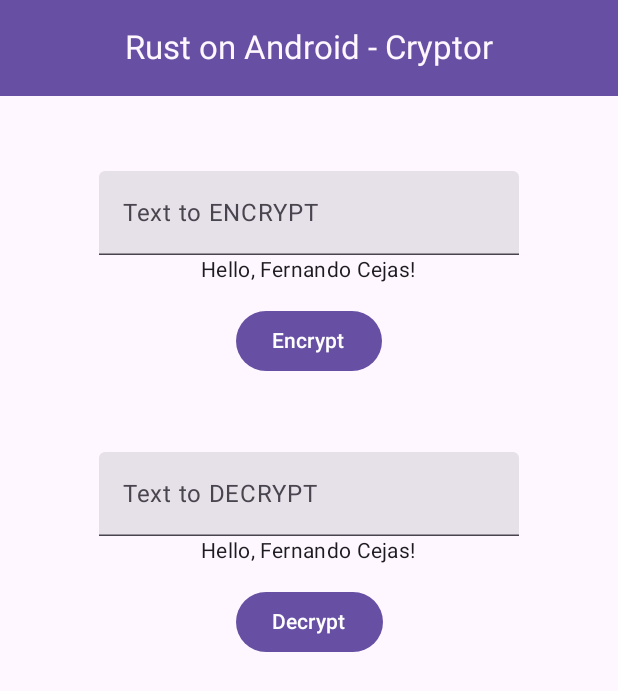
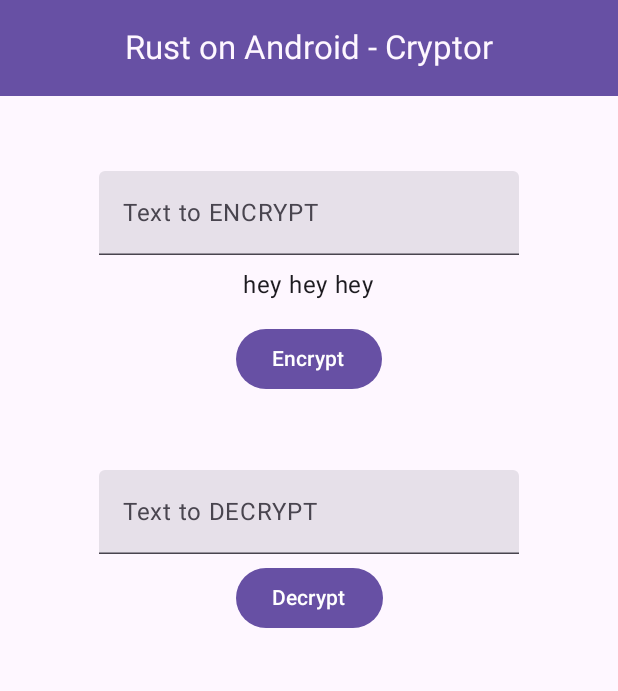
Before and after one commit to android10/Rust-Cross-Platform-Development, an Android app built with Jetpack Compose: the screen it shows after launch (MainActivity), after a tap on "Encrypt", on a phone screen of 412 x 824 dp. Shown: the top 691 px of the screen. Run offline under Robolectric (Android 15) with nearby library versions, the phone set to English and light mode, and no system bars; our stand-ins replace livedata-compose; 1 statement that could not run was skipped.

Commit message:
ref: android sample to properly use functions for click events

```diff
--- a/android-sample/app/src/main/kotlin/com/fernandocejas/sample/MainActivity.kt
+++ b/android-sample/app/src/main/kotlin/com/fernandocejas/sample/MainActivity.kt
@@ -35,6 +35,7 @@ import androidx.compose.material3.Text
 import androidx.compose.material3.TextField
 import androidx.compose.material3.TopAppBarDefaults
 import androidx.compose.runtime.Composable
+import androidx.compose.runtime.State
 import androidx.compose.runtime.getValue
 import androidx.compose.runtime.livedata.observeAsState
 import androidx.compose.runtime.mutableStateOf
@@ -43,7 +44,6 @@ import androidx.compose.runtime.setValue
 import androidx.compose.ui.Alignment
 import androidx.compose.ui.Modifier
 import androidx.compose.ui.res.stringResource
-import androidx.compose.ui.tooling.preview.Preview
 import androidx.compose.ui.unit.dp
 import androidx.core.view.WindowCompat
 
@@ -73,7 +73,6 @@ class MainActivity : AppCompatActivity() {
         }
     }
 
-    @Preview
     @Composable
     fun MainScreenComponent() {
         TopBarComponent()
@@ -85,13 +84,17 @@ class MainActivity : AppCompatActivity() {
             verticalArrangement = Arrangement.Top,
         ) {
             EncryptDecryptComponent(
+                observableState = viewModel.encryptedStringResult.observeAsState(initial = ""),
+                textFieldLabel = stringResource(id = R.string.txt_encrypt_label_hint),
                 buttonText = stringResource(id = R.string.txt_encrypt),
-                textFieldLabel = stringResource(id = R.string.txt_encrypt_label_hint)
+                buttonClickFn = viewModel.encryptString,
             )
             Spacer(modifier = Modifier.height(height = 50.dp))
             EncryptDecryptComponent(
+                observableState = viewModel.decryptedStringResult.observeAsState(initial = ""),
+                textFieldLabel = stringResource(id = R.string.txt_decrypt_label_hint),
                 buttonText = stringResource(id = R.string.txt_decrypt),
-                textFieldLabel = stringResource(id = R.string.txt_decrypt_label_hint)
+                buttonClickFn = viewModel.decryptString,
             )
         }
     }
@@ -113,36 +116,26 @@ class MainActivity : AppCompatActivity() {
 
     @Composable
     fun EncryptDecryptComponent(
-        buttonText: String = stringResource(id = R.string.txt_encrypt),
-        textFieldLabel: String = stringResource(id = R.string.txt_encrypt_label_hint)
+        observableState: State<String>,
+        textFieldLabel: String,
+        buttonText: String,
+        buttonClickFn: (String) -> Unit,
     ) {
         TextFieldComponent(textFieldLabel)
-//        //////////////////
-        val name = viewModel.encryptedStringResult.observeAsState().value
-//        if (name.isNotEmpty()) {
-            Text(
-                text = "Hello, $name!",
-                modifier = Modifier.padding(bottom = 8.dp),
-                style = MaterialTheme.typography.bodyMedium
-            )
-//        }
-//        //////////////////
+        TextResultComponent(observableState = observableState)
         Spacer(modifier = Modifier.height(height = 5.dp))
         Row {
             Button(
-                onClick = { viewModel.encryptString("Fernando Cejas") },
+                onClick = { buttonClickFn("hey hey hey") },
             ) {
                 Text(text = buttonText)
             }
-//            ButtonComponent(buttonText)
         }
     }
 
     @Composable
     fun TextFieldComponent(textFieldLabel: String) {
-        var text by remember {
-            mutableStateOf("")
-        }
+        var text by remember { mutableStateOf("") }
 
         TextField(
             value = text,
@@ -152,11 +145,15 @@ class MainActivity : AppCompatActivity() {
     }
 
     @Composable
-    fun ButtonComponent(buttonText: String) {
-        Button(
-            onClick = { viewModel.encryptString("Fernando") },
-        ) {
-            Text(text = buttonText)
+    fun TextResultComponent(observableState: State<String>) {
+        val encryptionDecryptionResult = observableState.value
+
+        if (encryptionDecryptionResult.isNotBlank()) {
+            Text(
+                text = encryptionDecryptionResult,
+                modifier = Modifier.padding(top = 8.dp, bottom = 8.dp),
+                style = MaterialTheme.typography.bodyLarge
+            )
         }
     }
 }
--- a/android-sample/app/src/main/kotlin/com/fernandocejas/sample/MainViewModel.kt
+++ b/android-sample/app/src/main/kotlin/com/fernandocejas/sample/MainViewModel.kt
@@ -17,15 +17,13 @@ class MainViewModel : ViewModel() {
 
     // Decryption
     private val _decryptedStringResult = MutableLiveData<String>()
-    val decryptedStringResult: LiveData<String> = _encryptedStringResult
+    val decryptedStringResult: LiveData<String> = _decryptedStringResult
 
-    fun encryptString(strToEncrypt: String) {
-//        _encryptedString.value = cryptor.encrypt(strToEncrypt)
-        _encryptedStringResult.value = strToEncrypt
+    val encryptString: (String) -> Unit = {
+        _encryptedStringResult.value = it
     }
 
-    fun decryptString(strToDecrypt: String) {
-//        _encryptedString.value = cryptor.encrypt(strToEncrypt)
-        _decryptedStringResult.value = strToDecrypt
+    val decryptString: (String) -> Unit = {
+        _decryptedStringResult.value = it
     }
 }
```
